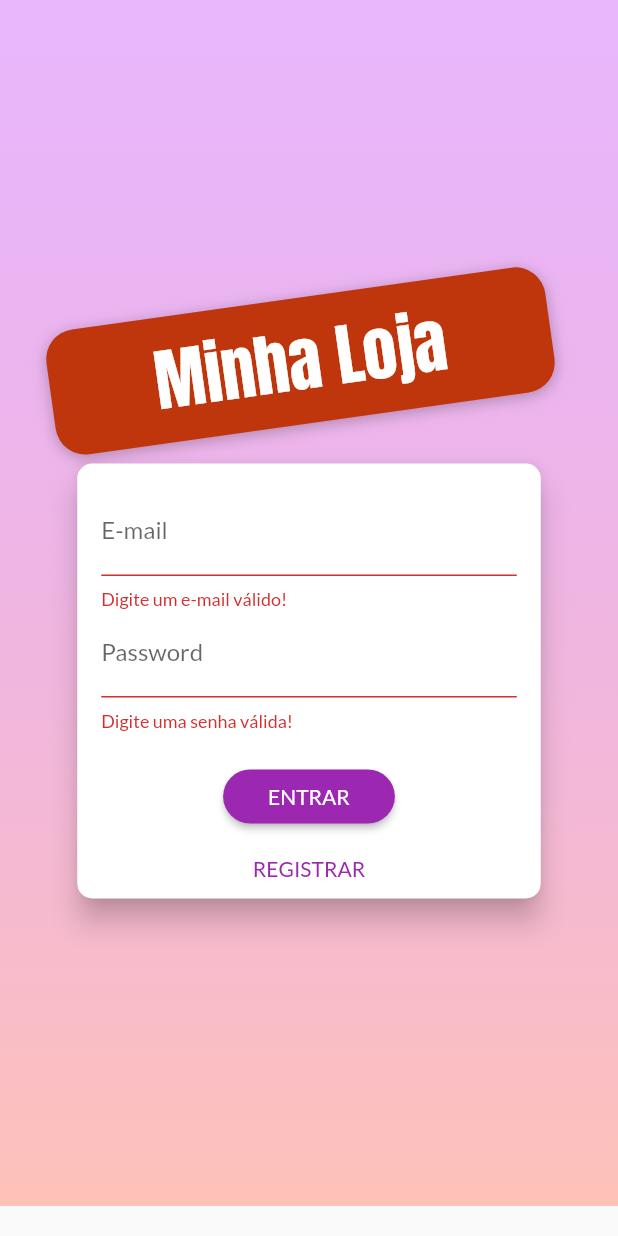
After one commit to LucasMGS/eCommerce, a Flutter app: the screen it shows after launch, after a tap on "ENTRAR", on a phone screen of 412 x 824 dp. The commit adds this screen. Run offline on Flutter 3.47's test engine with Material 2 defaults, Android fonts, the phone set to English and light mode, and no system bars; our stand-ins replace shared_preferences; network calls fail.

Commit message:
conexao e adaptacoes com o firebase

```diff
--- /dev/null
+++ b/lib/data/store.dart
@@ -0,0 +1,33 @@
+import 'dart:convert';
+
+import 'package:shared_preferences/shared_preferences.dart';
+
+class Store {
+  static Future<void> saveString(String key, String value) async {
+    final prefs = await SharedPreferences.getInstance();
+    prefs.setString(key, value);
+  }
+
+  static Future<void> saveMap(String key, Map<String, dynamic> value) {
+    saveString(key, json.encode(value));
+  }
+
+  static Future<String> getString(String key) async {
+    final prefs = await SharedPreferences.getInstance();
+    return prefs.getString(key);
+  }
+
+  static Future<Map<String, dynamic>> getMap(String key) async {
+    try {
+      Map<String, dynamic> map = json.decode(await getString(key));
+      return map;
+    } catch (_) {
+      return null;
+    }
+  }
+
+  static Future<bool> remove(String key) async {
+    final prefs = await SharedPreferences.getInstance();
+    return prefs.remove(key);
+  }
+}
--- /dev/null
+++ b/lib/exceptions/auth_exception.dart
@@ -0,0 +1,23 @@
+class AuthException implements Exception {
+  final String key;
+  final Map<String, String> errors = {
+    "EMAIL_EXISTS": "Este e-mail já está em uso!",
+    "OPERATION_NOT_ALLOWED": "Operação não permitida",
+    "TOO_MANY_ATTEMPTS_TRY_LATER":
+        "Muitas tentativas.Tente novamente mais tarde!",
+    "EMAIL_NOT_FOUND": "E-mail não foi encontrado!",
+    "INVALID_PASSWORD": "Senha inválida!",
+    "USER_DISABLED": "Usuário inativo!",
+  };
+
+  AuthException(this.key);
+
+  @override
+  String toString() {
+    if (errors.containsKey(key)) {
+      return errors[key];
+    } else {
+      return "Ocorreu um erro na autenticação!";
+    }
+  }
+}
--- a/lib/main.dart
+++ b/lib/main.dart
@@ -1,11 +1,14 @@
+import 'package:eCommerce/providers/auth_provider.dart';
 import 'package:eCommerce/providers/cart.dart';
 import 'package:eCommerce/providers/order_provider.dart';
 import 'package:eCommerce/providers/products_provider.dart';
 import 'package:eCommerce/utils/appRoutes.dart';
+import 'package:eCommerce/views/auth_home_screen.dart';
+import 'package:eCommerce/views/auth_screen.dart';
 import 'package:eCommerce/views/cart_screen.dart';
 import 'package:eCommerce/views/order_screen.dart';
 import 'package:eCommerce/views/product_form_screen.dart';
-import 'package:eCommerce/views/products_overview_screen.dart';
+
 import 'package:eCommerce/views/products_screen.dart';
 import 'package:eCommerce/widgets/product_detail_screen.dart';
 import 'package:flutter/material.dart';
@@ -19,13 +22,26 @@ class MyApp extends StatelessWidget {
     return MultiProvider(
       providers: [
         ChangeNotifierProvider(
+          create: (_) => new AuthProvider(),
+        ),
+        ChangeNotifierProxyProvider<AuthProvider, ProductsProvider>(
           create: (_) => new ProductsProvider(),
+          update: (ctx, auth, previousProducts) => new ProductsProvider(
+            auth.token,
+            auth.userId,
+            previousProducts.products,
+          ),
         ),
         ChangeNotifierProvider(
           create: (_) => new Cart(),
         ),
-        ChangeNotifierProvider(
+        ChangeNotifierProxyProvider<AuthProvider, OrderProvider>(
           create: (_) => new OrderProvider(),
+          update: (ctx, auth, previousOrders) => new OrderProvider(
+            auth.token,
+            auth.userId,
+            previousOrders.orders,
+          ),
         ),
       ],
       child: MaterialApp(
@@ -36,14 +52,15 @@ class MyApp extends StatelessWidget {
           primarySwatch: Colors.purple,
           accentColor: Colors.deepOrange,
         ),
+        home: AuthHomeScreen(),
         routes: {
           AppRoutes.PRODUCT_DETAIL: (ctx) => ProductDetailScreen(),
           AppRoutes.CART: (ctx) => CartScreen(),
           AppRoutes.ORDER: (ctx) => OrderScreen(),
           AppRoutes.PRODUCTS: (ctx) => ProductsScreen(),
           AppRoutes.PRODUCT_FORM: (ctx) => ProductFormScreen(),
+          AppRoutes.AUTH: (ctx) => AuthScreen(),
         },
-        home: ProductsOverViewScreen(),
       ),
     );
   }
--- /dev/null
+++ b/lib/providers/auth_provider.dart
@@ -0,0 +1,118 @@
+import 'dart:async';
+import 'dart:convert';
+
+import 'package:eCommerce/data/store.dart';
+import 'package:eCommerce/exceptions/auth_exception.dart';
+import 'package:flutter/cupertino.dart';
+import 'package:http/http.dart' as http;
+
+class AuthProvider extends ChangeNotifier {
+  String _userId;
+  String _token;
+  DateTime _expireToken;
+  Timer _logOutTimer;
+
+  String get token {
+    if (_token != null &&
+        _expireToken != null &&
+        _expireToken.isAfter(DateTime.now())) {
+      return _token;
+    } else {
+      return null;
+    }
+  }
+
+  bool get userLoggedIn => _token != null;
+
+  String get userId {
+    return userLoggedIn ? _userId : null;
+  }
+
+  Future<void> _authenticate(
+      String email, String password, String urlSegment) async {
+    final _url =
+        'https://identitytoolkit.googleapis.com/v1/accounts:$urlSegment?key=AIzaSyD-ajD8UBxD-ab2-mZwQ70a3mmINat_FZY';
+
+    final response = await http.post(
+      _url,
+      body: json.encode(
+        {
+          'email': email,
+          'password': password,
+          'returnSecureToken': true,
+        },
+      ),
+    );
+    final responseBody = json.decode(response.body);
+    if (responseBody["error"] != null) {
+      throw AuthException(responseBody["error"]["message"]);
+    }
+    _token = responseBody["idToken"];
+    _userId = responseBody["localId"];
+    _expireToken = DateTime.now().add(
+      Duration(
+        seconds: int.parse(responseBody["expiresIn"]),
+      ),
+    );
+    _autoLogOut();
+
+    Store.saveMap('userData', {
+      'token': _token,
+      'userId': _userId,
+      'expireToken': _expireToken.toIso8601String(),
+    });
+    notifyListeners();
+    return Future.value();
+  }
+
+  Future<void> signUp(String email, String password) {
+    return _authenticate(email, password, 'signUp');
+  }
+
+  Future<void> login(String email, String password) {
+    return _authenticate(email, password, 'signInWithPassword');
+  }
+
+  void logOut() {
+    _token = null;
+    _userId = null;
+    _expireToken = null;
+    if (_logOutTimer != null) {
+      _logOutTimer.cancel();
+    }
+    Store.remove('userData');
+    notifyListeners();
+  }
+
+  void _autoLogOut() {
+    if (_logOutTimer != null) {
+      _logOutTimer.cancel();
+    }
+    final timeToLogOut = _expireToken.difference(DateTime.now()).inSeconds;
+    _logOutTimer = Timer(Duration(seconds: timeToLogOut), logOut);
+  }
+
+  Future<void> tryAutoLogin() async {
+    if (userLoggedIn) {
+      print('entrou');
+      return Future.value();
+    }
+    final userData = await Store.getMap('userData');
+    if (userData == null) {
+      return Future.value();
+    }
+    final expireToken = DateTime.parse(userData["expireToken"]);
+    if (expireToken.isBefore(DateTime.now())) {
+      return Future.value();
+    }
+    print(userData);
+    _token = userData["token"];
+    _userId = userData["userId"];
+    _expireToken = expireToken;
+
+    _autoLogOut();
+
+    notifyListeners();
+    return Future.value();
+  }
+}
--- a/lib/providers/order_provider.dart
+++ b/lib/providers/order_provider.dart
@@ -8,6 +8,9 @@ import 'package:http/http.dart' as http;
 class OrderProvider with ChangeNotifier {
   final _baseUrl = 'https://ecommerce-dd3fb.firebaseio.com/orders';
   List<Order> _orders = [];
+  String _token;
+  String _userId;
+  OrderProvider([this._token, this._userId, this._orders = const []]);
 
   List<Order> get orders => [..._orders];
 
@@ -16,7 +19,7 @@ class OrderProvider with ChangeNotifier {
   Future<void> addOrder(Cart cart) async {
     final date = DateTime.now();
 
-    final response = await http.post("$_baseUrl.json",
+    final response = await http.post("$_baseUrl/$_userId.json?auth=$_token",
         body: json.encode({
           'total': cart.getTotalAmount,
           'date': date.toIso8601String(),
@@ -44,12 +47,14 @@ class OrderProvider with ChangeNotifier {
   }
 
   Future<void> loadOrders() async {
-    final response = await http.get("$_baseUrl.json");
+    List<Order> loadedItems = [];
+    final response = await http.get("$_baseUrl/$_userId.json?auth=$_token");
     Map<String, dynamic> data = json.decode(response.body);
 
+    loadedItems.clear();
     if (data != null) {
       data.forEach((orderId, orderData) {
-        _orders.add(
+        loadedItems.add(
           Order(
             id: orderId,
             total: orderData['total'],
@@ -68,6 +73,7 @@ class OrderProvider with ChangeNotifier {
       });
       notifyListeners();
     }
+    _orders = loadedItems.reversed.toList();
     return Future.value();
   }
 }
--- a/lib/utils/appRoutes.dart
+++ b/lib/utils/appRoutes.dart
@@ -4,4 +4,6 @@ class AppRoutes {
   static const ORDER = '/order';
   static const PRODUCTS = '/products';
   static const PRODUCT_FORM = '/product-form';
+  static const AUTH = '/auth-home';
+  static const AUTH_HOME = '/';
 }
--- /dev/null
+++ b/lib/views/auth_home_screen.dart
@@ -0,0 +1,28 @@
+import 'package:eCommerce/providers/auth_provider.dart';
+import 'package:eCommerce/views/auth_screen.dart';
+import 'package:eCommerce/views/products_overview_screen.dart';
+import 'package:flutter/material.dart';
+import 'package:provider/provider.dart';
+
+class AuthHomeScreen extends StatelessWidget {
+  @override
+  Widget build(BuildContext context) {
+    AuthProvider auth = Provider.of(context);
+    print(auth.userLoggedIn);
+
+    return FutureBuilder(
+      future: auth.tryAutoLogin(),
+      builder: (ctx, snapshot) {
+        if (snapshot.connectionState == ConnectionState.waiting) {
+          return Center(
+            child: CircularProgressIndicator(),
+          );
+        } else if (snapshot.error != null) {
+          return Scaffold(body: Center(child: Text(snapshot.error.toString())));
+        } else {
+          return auth.userLoggedIn ? ProductsOverViewScreen() : AuthScreen();
+        }
+      },
+    );
+  }
+}
--- /dev/null
+++ b/lib/views/auth_screen.dart
@@ -0,0 +1,69 @@
+import 'dart:math';
+
+import 'package:eCommerce/widgets/auth_card.dart';
+import 'package:flutter/material.dart';
+
+class AuthScreen extends StatelessWidget {
+  @override
+  Widget build(BuildContext context) {
+    return Scaffold(
+      body: SingleChildScrollView(
+        child: Container(
+          height: MediaQuery.of(context).size.height,
+          child: Stack(
+            children: <Widget>[
+              Container(
+                margin: EdgeInsets.only(bottom: 20.0),
+                decoration: BoxDecoration(
+                  gradient: LinearGradient(
+                    colors: [
+                      Color.fromRGBO(215, 117, 255, 0.5),
+                      Color.fromRGBO(255, 188, 177, 0.9)
+                    ],
+                    begin: Alignment.topLeft,
+                    end: Alignment.bottomLeft,
+                  ),
+                ),
+              ),
+              Container(
+                width: double.infinity,
+                child: Column(
+                  mainAxisAlignment: MainAxisAlignment.center,
+                  crossAxisAlignment: CrossAxisAlignment.center,
+                  children: <Widget>[
+                    Container(
+                      transform: Matrix4.rotationZ(-8 * pi / 180)
+                        ..translate(-10.0),
+                      padding:
+                          EdgeInsets.symmetric(vertical: 8, horizontal: 70),
+                      decoration: BoxDecoration(
+                          borderRadius: BorderRadius.circular(20),
+                          color: Colors.deepOrange.shade900,
+                          boxShadow: [
+                            BoxShadow(
+                              blurRadius: 8,
+                              color: Colors.black26,
+                              offset: Offset(0, 2),
+                            )
+                          ]),
+                      child: Text(
+                        'Minha Loja',
+                        style: TextStyle(
+                          color:
+                              Theme.of(context).accentTextTheme.headline6.color,
+                          fontSize: 45,
+                          fontFamily: "Anton",
+                        ),
+                      ),
+                    ),
+                    AuthCard(),
+                  ],
+                ),
+              ),
+            ],
+          ),
+        ),
+      ),
+    );
+  }
+}
--- a/lib/views/products_screen.dart
+++ b/lib/views/products_screen.dart
@@ -6,7 +6,7 @@ import 'package:flutter/material.dart';
 import 'package:provider/provider.dart';
 
 class ProductsScreen extends StatelessWidget {
-  Future<void> refreshProducts(BuildContext context) async {
+  Future<void> refreshProducts(BuildContext context) {
     return Provider.of<ProductsProvider>(context, listen: false).loadProducts();
   }
 
--- /dev/null
+++ b/lib/widgets/auth_card.dart
@@ -0,0 +1,170 @@
+import 'package:eCommerce/exceptions/auth_exception.dart';
+import 'package:eCommerce/providers/auth_provider.dart';
+import 'package:flutter/material.dart';
+import 'package:flutter/services.dart';
+import 'package:provider/provider.dart';
+
+enum AuthMode { SignUp, Login }
+
+class AuthCard extends StatefulWidget {
+  @override
+  _AuthCardState createState() => _AuthCardState();
+}
+
+class _AuthCardState extends State<AuthCard> {
+  void _showErrorDialog(String msg) {
+    showDialog(
+      context: context,
+      builder: (context) => AlertDialog(
+        title: Text('Ocorreu um erro!'),
+        content: Text(msg),
+        actions: <Widget>[
+          FlatButton(
+            onPressed: () {
+              Navigator.of(context).pop();
+            },
+            child: Text('Fechar'),
+          )
+        ],
+      ),
+    );
+
+    setState(() {
+      _isLoading = false;
+    });
+  }
+
+  var _authMode = AuthMode.Login;
+  final _formKey = GlobalKey<FormState>();
+  Future<void> _onSubmit() async {
+    try {
+      if (!_formKey.currentState.validate()) {
+        return;
+      }
+      setState(() {
+        _isLoading = true;
+      });
+
+      _formKey.currentState.save();
+      AuthProvider auth = Provider.of(context, listen: false);
+      if (_authMode == AuthMode.Login) {
+        await auth.login(
+          _authData['email'],
+          _authData['password'],
+        );
+      } else {
+        await auth.signUp(
+          _authData['email'],
+          _authData['password'],
+        );
+      }
+      setState(() {
+        _isLoading = false;
+      });
+    } on AuthException catch (error) {
+      _showErrorDialog(error.toString());
+    } catch (error) {
+      _showErrorDialog(error.toString());
+    }
+  }
+
+  void _switchAuthMode() {
+    if (_authMode == AuthMode.Login) {
+      setState(() {
+        _authMode = AuthMode.SignUp;
+      });
+    } else {
+      setState(() {
+        _authMode = AuthMode.Login;
+      });
+    }
+  }
+
+  final _passwordController = TextEditingController();
+  bool _isLoading = false;
+  Map<String, String> _authData = {
+    'email': '',
+    'password': '',
+  };
+  @override
+  Widget build(BuildContext context) {
+    final deviceSize = MediaQuery.of(context).size;
+    return Card(
+      elevation: 8.0,
+      shape: RoundedRectangleBorder(
+        borderRadius: BorderRadius.circular(10.0),
+      ),
+      child: Container(
+        height: _authMode == AuthMode.Login ? 290 : 391,
+        width: deviceSize.width * 0.75,
+        padding: EdgeInsets.all(16),
+        child: Form(
+          key: _formKey,
+          child: Column(
+            children: <Widget>[
+              TextFormField(
+                decoration: InputDecoration(labelText: 'E-mail'),
+                keyboardType: TextInputType.emailAddress,
+                validator: (value) {
+                  if (value.isEmpty || !value.contains('@')) {
+                    return 'Digite um e-mail válido!';
+                  }
+                  return null;
+                },
+                onSaved: (value) => _authData['email'] = value,
+              ),
+              TextFormField(
+                obscureText: true,
+                controller: _passwordController,
+                decoration: InputDecoration(labelText: 'Password'),
+                validator: (value) {
+                  if (value.isEmpty || value.length < 5) {
+                    return 'Digite uma senha válida!';
+                  }
+                  return null;
+                },
+                onSaved: (value) => _authData['password'] = value,
+              ),
+              if (_authMode == AuthMode.SignUp)
+                TextFormField(
+                  obscureText: true,
+                  decoration: InputDecoration(labelText: 'Confirmar senha'),
+                  validator: _authMode == AuthMode.SignUp
+                      ? (value) {
+                          if (value != _passwordController.text) {
+                            return 'Senhas são diferentes!';
+                          }
+                          return null;
+                        }
+                      : null,
+                ),
+              SizedBox(height: 20),
+              Spacer(),
+              _isLoading == true
+                  ? CircularProgressIndicator()
+                  : RaisedButton(
+                      shape: RoundedRectangleBorder(
+                          borderRadius: BorderRadius.circular(30)),
+                      child: Text(
+                          _authMode == AuthMode.Login ? 'ENTRAR' : 'REGISTRAR'),
+                      color: Theme.of(context).primaryColor,
+                      padding:
+                          EdgeInsets.symmetric(vertical: 8, horizontal: 30),
+                      textColor:
+                          Theme.of(context).primaryTextTheme.button.color,
+                      onPressed: _onSubmit,
+                    ),
+              FlatButton(
+                child: _authMode == AuthMode.Login
+                    ? Text('REGISTRAR')
+                    : Text('ENTRAR'),
+                textColor: Theme.of(context).primaryColor,
+                onPressed: _switchAuthMode,
+              )
+            ],
+          ),
+        ),
+      ),
+    );
+  }
+}
--- a/lib/widgets/product_grid_item.dart
+++ b/lib/widgets/product_grid_item.dart
@@ -1,3 +1,4 @@
+import 'package:eCommerce/providers/auth_provider.dart';
 import 'package:eCommerce/providers/cart.dart';
 import 'package:eCommerce/providers/product.dart';
 import 'package:eCommerce/utils/appRoutes.dart';
@@ -9,6 +10,7 @@ class ProductGridItem extends StatelessWidget {
   Widget build(BuildContext context) {
     final product = Provider.of<Product>(context, listen: false);
     final Cart cart = Provider.of<Cart>(context, listen: false);
+    final AuthProvider auth = Provider.of(context, listen: false);
     final theme = Theme.of(context);
     return ClipRRect(
       borderRadius: BorderRadius.circular(10),
@@ -32,7 +34,7 @@ class ProductGridItem extends StatelessWidget {
             ),
             color: theme.accentColor,
             onPressed: () {
-              product.toggleFavorite();
+              product.toggleFavorite(auth.token, auth.userId);
             },
           ),
           title: Text(product.title),
--- a/pubspec.yaml
+++ b/pubspec.yaml
@@ -22,6 +22,7 @@ dependencies:
   provider: ^4.0.5
   intl: ^0.16.1
   http: ^0.12.1
+  shared_preferences: ^0.5.7+3
 
   # The following adds the Cupertino Icons font to your application.
   # Use with the CupertinoIcons class for iOS style icons.
```
Also changed, not shown: lib/providers/product.dart (+7 -8 lines), lib/providers/products_provider.dart (+15 -7 lines), lib/views/order_screen.dart (+9 -2 lines), lib/widgets/app_drawer.dart (+11 -1 lines), lib/utils/xd.dart (deleted), pubspec.lock.
